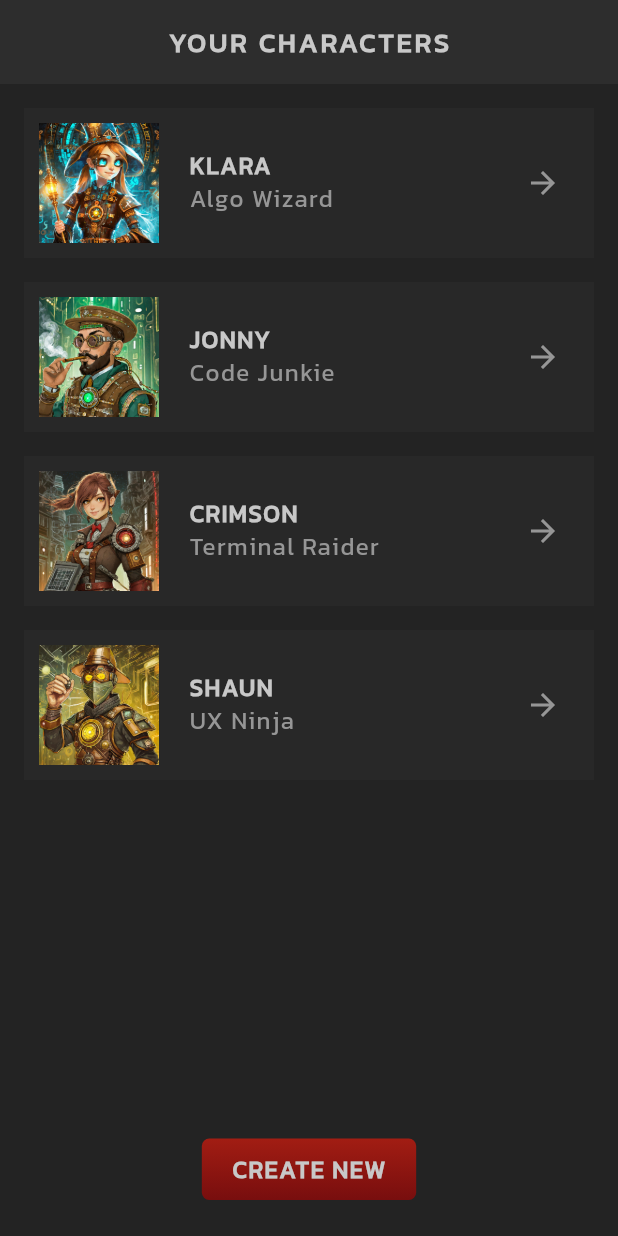
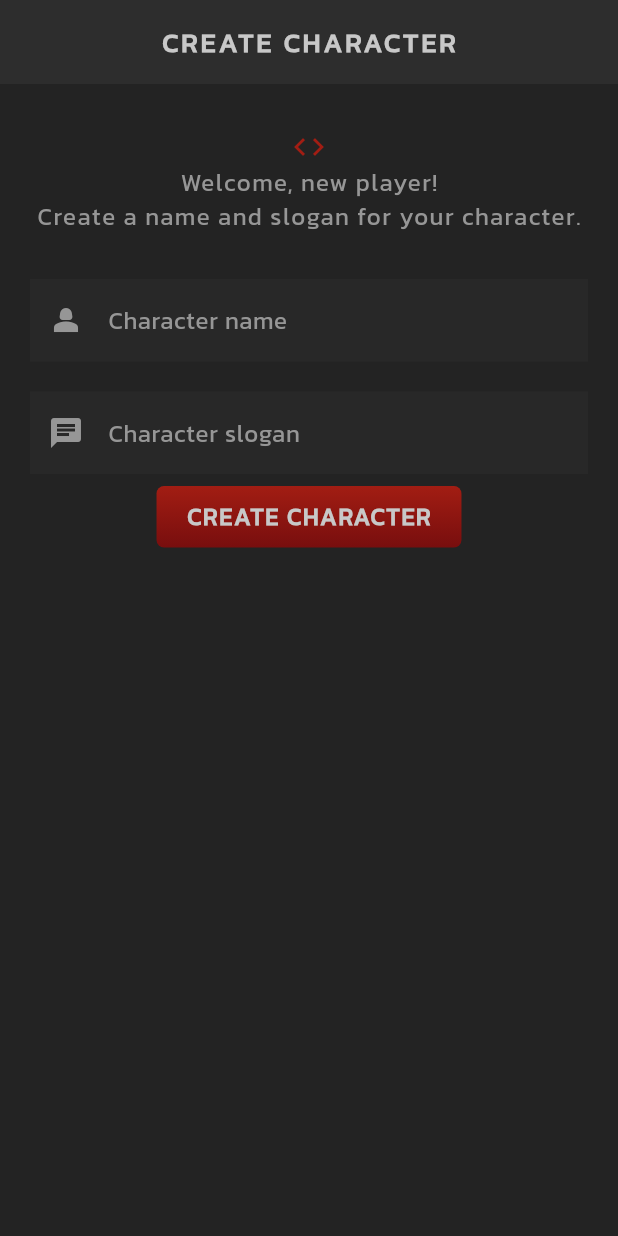
Before and after one commit to smsanagustin/flutter-rpg, a Flutter app: the screen it shows after launch, on a phone screen of 412 x 824 dp. Run offline on Flutter 3.47's test engine with Material 3 defaults, Android fonts, the phone set to English and light mode, and no system bars.

Commit message:
Add text input controllers

```diff
--- a/lib/main.dart
+++ b/lib/main.dart
@@ -1,9 +1,10 @@
 import 'package:flutter/material.dart';
+import 'package:flutter_rpg/screens/create/create.dart';
 import 'package:flutter_rpg/screens/home/home.dart';
 import 'package:flutter_rpg/theme.dart';
 
 void main() {
-  runApp(MaterialApp(theme: primaryTheme, home: const Home()));
+  runApp(MaterialApp(theme: primaryTheme, home: const Create()));
 }
 
 class Sandbox extends StatelessWidget {
--- /dev/null
+++ b/lib/screens/create/create.dart
@@ -0,0 +1,95 @@
+import 'package:flutter/material.dart';
+import 'package:flutter_rpg/shared/styled_button.dart';
+import 'package:flutter_rpg/shared/styled_text.dart';
+import 'package:flutter_rpg/theme.dart';
+
+class Create extends StatefulWidget {
+  const Create({super.key});
+
+  @override
+  State<Create> createState() => _CreateState();
+}
+
+class _CreateState extends State<Create> {
+  final _nameController = TextEditingController();
+  final _sloganController = TextEditingController();
+
+  // free up controllers
+  @override
+  void dispose() {
+    _nameController.dispose();
+    _sloganController.dispose();
+
+    super.dispose();
+  }
+
+  // submit handlers
+  void handleSubmit() {
+    if (_nameController.text.trim().isEmpty) {
+      print("Name must not be empty.");
+      return;
+    }
+    if (_sloganController.text.trim().isEmpty) {
+      print("Slogan must not be empty.");
+      return;
+    }
+
+    print(_nameController.text);
+    print(_sloganController.text);
+  }
+
+  @override
+  Widget build(BuildContext context) {
+    return Scaffold(
+        appBar: AppBar(
+          title: const StyledTitle(
+            "Create Character",
+          ),
+        ),
+        body: Container(
+            padding: const EdgeInsets.symmetric(vertical: 30, horizontal: 20),
+            child: SingleChildScrollView(
+              child: Column(
+                children: [
+                  // welcome message
+                  Center(
+                    child: Icon(Icons.code, color: AppColors.primaryColor),
+                  ),
+                  const Center(
+                    child: StyledText("Welcome, new player!"),
+                  ),
+                  const Center(
+                    child: StyledText(
+                        "Create a name and slogan for your character."),
+                  ),
+                  const SizedBox(height: 30),
+
+                  // input for name and slogan
+                  TextField(
+                    controller: _nameController,
+                    style: Theme.of(context).textTheme.bodyMedium,
+                    cursorColor: AppColors.textColor,
+                    decoration: const InputDecoration(
+                      prefixIcon: Icon(Icons.person_2),
+                      label: Text("Character name"),
+                    ),
+                  ),
+                  const SizedBox(height: 20),
+                  TextField(
+                    controller: _sloganController,
+                    style: Theme.of(context).textTheme.bodyMedium,
+                    cursorColor: AppColors.textColor,
+                    decoration: const InputDecoration(
+                      prefixIcon: Icon(Icons.chat),
+                      label: Text("Character slogan"),
+                    ),
+                  ),
+
+                  StyledButton(
+                      onPressed: handleSubmit,
+                      child: const StyledHeading("Create Character"))
+                ],
+              ),
+            )));
+  }
+}
--- a/lib/screens/home/home.dart
+++ b/lib/screens/home/home.dart
@@ -3,7 +3,6 @@ import 'package:flutter_rpg/character_card.dart';
 import 'package:flutter_rpg/models/character.dart';
 import 'package:flutter_rpg/shared/styled_button.dart';
 import 'package:flutter_rpg/shared/styled_text.dart';
-import 'package:flutter_rpg/theme.dart';
 
 class Home extends StatefulWidget {
   const Home({super.key});
--- a/lib/theme.dart
+++ b/lib/theme.dart
@@ -54,4 +54,13 @@ ThemeData primaryTheme = ThemeData(
     shadowColor: Colors.transparent,
     margin: const EdgeInsets.only(bottom: 16),
   ),
+
+  // input decoration theme
+  inputDecorationTheme: InputDecorationTheme(
+    filled: true,
+    fillColor: AppColors.secondaryColor.withOpacity(0.5),
+    border: InputBorder.none,
+    labelStyle: TextStyle(color: AppColors.textColor),
+    prefixIconColor: AppColors.textColor,
+  ),
 );
```
Also changed, not shown: 1 other file.
